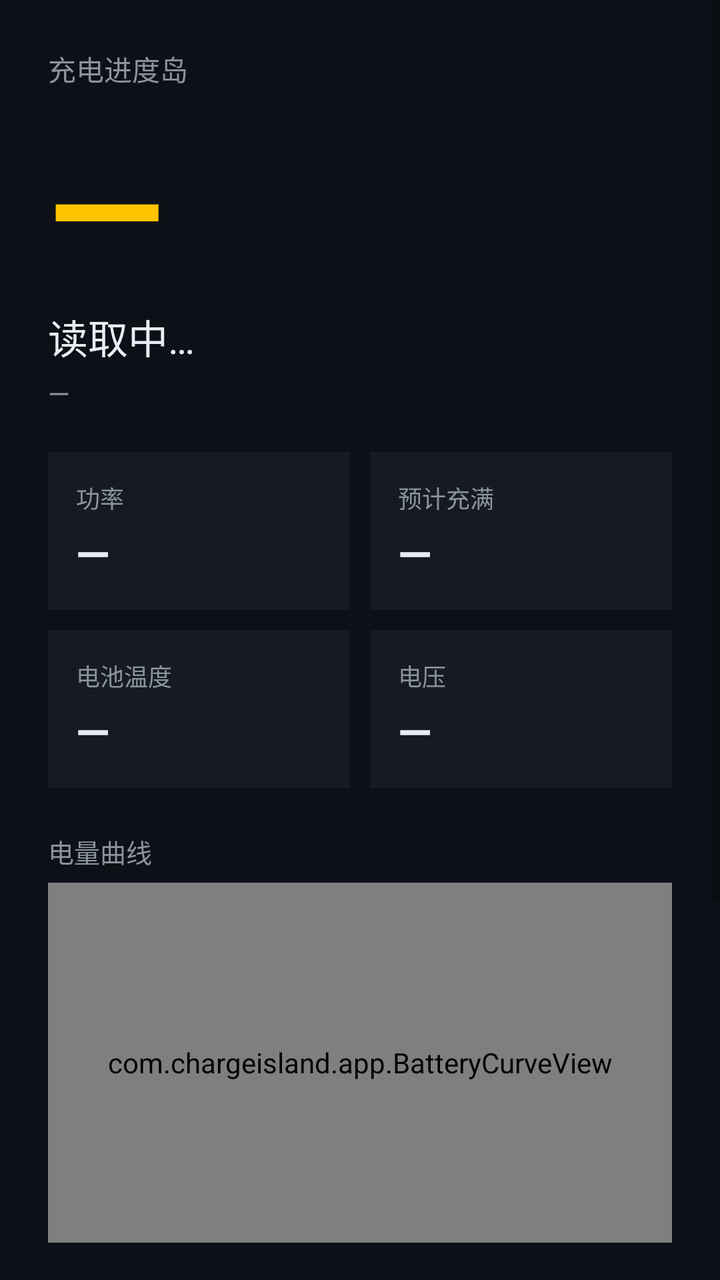
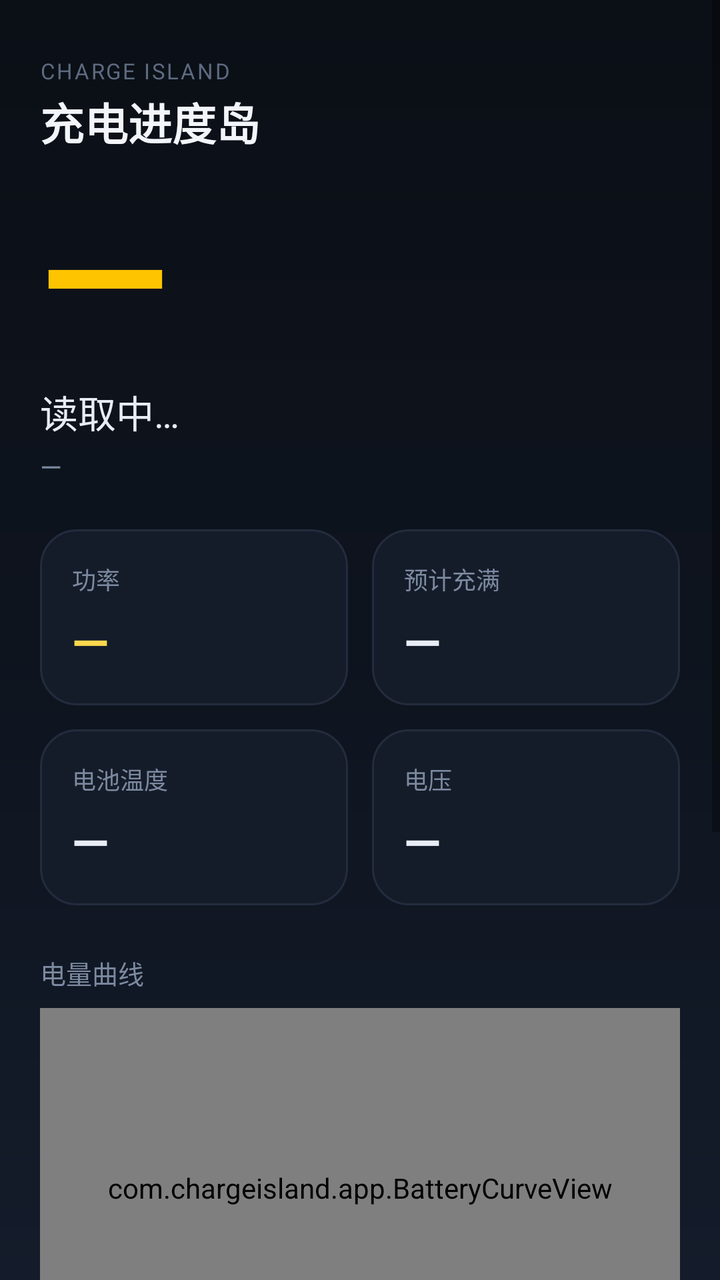

An Android layout rendered at two revisions. The XML below is the earlier revision; the diff shows what the commit changed to produce the second picture.
<!-- AndroidManifest.xml: fallback theme Theme.MaterialComponents.DayNight.NoActionBar -->
<!-- res/layout/activity_main.xml -->
<?xml version="1.0" encoding="utf-8"?>
<ScrollView xmlns:android="http://schemas.android.com/apk/res/android"
    android:layout_width="match_parent"
    android:layout_height="match_parent"
    android:background="#0D1117"
    android:fillViewport="true">

    <LinearLayout
        android:layout_width="match_parent"
        android:layout_height="wrap_content"
        android:orientation="vertical"
        android:padding="24dp">

        <TextView
            android:layout_width="wrap_content"
            android:layout_height="wrap_content"
            android:text="充电进度岛"
            android:textColor="#8B949E"
            android:textSize="14sp" />

        <TextView
            android:id="@+id/tvLevel"
            android:layout_width="wrap_content"
            android:layout_height="wrap_content"
            android:layout_marginTop="8dp"
            android:text="—"
            android:textColor="#FFC400"
            android:textSize="76sp"
            android:textStyle="bold" />

        <TextView
            android:id="@+id/tvStatus"
            android:layout_width="wrap_content"
            android:layout_height="wrap_content"
            android:text="读取中…"
            android:textColor="#E6EDF3"
            android:textSize="20sp" />

        <TextView
            android:id="@+id/tvPlug"
            android:layout_width="wrap_content"
            android:layout_height="wrap_content"
            android:layout_marginTop="4dp"
            android:text="—"
            android:textColor="#8B949E"
            android:textSize="14sp" />

        <LinearLayout
            android:layout_width="match_parent"
            android:layout_height="wrap_content"
            android:layout_marginTop="20dp"
            android:orientation="horizontal">

            <LinearLayout
                android:layout_width="0dp"
                android:layout_height="wrap_content"
                android:layout_weight="1"
                android:background="#161B22"
                android:orientation="vertical"
                android:padding="14dp">

                <TextView
                    android:layout_width="wrap_content"
                    android:layout_height="wrap_content"
                    android:text="功率"
                    android:textColor="#8B949E"
                    android:textSize="12sp" />

                <TextView
                    android:id="@+id/tvPower"
                    android:layout_width="wrap_content"
                    android:layout_height="wrap_content"
                    android:layout_marginTop="4dp"
                    android:text="—"
                    android:textColor="#E6EDF3"
                    android:textSize="22sp"
                    android:textStyle="bold" />
            </LinearLayout>

            <LinearLayout
                android:layout_width="0dp"
                android:layout_height="wrap_content"
                android:layout_marginStart="10dp"
                android:layout_weight="1"
                android:background="#161B22"
                android:orientation="vertical"
                android:padding="14dp">

                <TextView
                    android:layout_width="wrap_content"
                    android:layout_height="wrap_content"
                    android:text="预计充满"
                    android:textColor="#8B949E"
                    android:textSize="12sp" />

                <TextView
                    android:id="@+id/tvEta"
                    android:layout_width="wrap_content"
                    android:layout_height="wrap_content"
                    android:layout_marginTop="4dp"
                    android:text="—"
                    android:textColor="#E6EDF3"
                    android:textSize="22sp"
                    android:textStyle="bold" />
            </LinearLayout>
        </LinearLayout>

        <LinearLayout
            android:layout_width="match_parent"
            android:layout_height="wrap_content"
            android:layout_marginTop="10dp"
            android:orientation="horizontal">

            <LinearLayout
                android:layout_width="0dp"
                android:layout_height="wrap_content"
                android:layout_weight="1"
                android:background="#161B22"
                android:orientation="vertical"
                android:padding="14dp">

                <TextView
                    android:layout_width="wrap_content"
                    android:layout_height="wrap_content"
                    android:text="电池温度"
                    android:textColor="#8B949E"
                    android:textSize="12sp" />

                <TextView
                    android:id="@+id/tvTemp"
                    android:layout_width="wrap_content"
                    android:layout_height="wrap_content"
                    android:layout_marginTop="4dp"
                    android:text="—"
                    android:textColor="#E6EDF3"
                    android:textSize="22sp"
                    android:textStyle="bold" />
            </LinearLayout>

            <LinearLayout
                android:layout_width="0dp"
                android:layout_height="wrap_content"
                android:layout_marginStart="10dp"
                android:layout_weight="1"
                android:background="#161B22"
                android:orientation="vertical"
                android:padding="14dp">

                <TextView
                    android:layout_width="wrap_content"
                    android:layout_height="wrap_content"
                    android:text="电压"
                    android:textColor="#8B949E"
                    android:textSize="12sp" />

                <TextView
                    android:id="@+id/tvVoltage"
                    android:layout_width="wrap_content"
                    android:layout_height="wrap_content"
                    android:layout_marginTop="4dp"
                    android:text="—"
                    android:textColor="#E6EDF3"
                    android:textSize="22sp"
                    android:textStyle="bold" />
            </LinearLayout>
        </LinearLayout>

        <TextView
            android:layout_width="wrap_content"
            android:layout_height="wrap_content"
            android:layout_marginTop="22dp"
            android:text="电量曲线"
            android:textColor="#8B949E"
            android:textSize="13sp" />

        <com.chargeisland.app.BatteryCurveView
            android:id="@+id/curve"
            android:layout_width="match_parent"
            android:layout_height="180dp"
            android:layout_marginTop="6dp"
            android:background="#161B22" />

        <Button
            android:id="@+id/btnToggle"
            android:layout_width="match_parent"
            android:layout_height="54dp"
            android:layout_marginTop="24dp"
            android:background="#FFC400"
            android:text="开始监控充电进度"
            android:textColor="#0D1117"
            android:textSize="16sp"
            android:textStyle="bold" />

        <LinearLayout
            android:layout_width="match_parent"
            android:layout_height="wrap_content"
            android:layout_marginTop="14dp"
            android:gravity="center_vertical"
            android:orientation="horizontal">

            <TextView
                android:id="@+id/tvPromoted"
                android:layout_width="0dp"
                android:layout_height="wrap_content"
                android:layout_weight="1"
                android:text="实时动态：检测中…"
                android:textColor="#8B949E"
                android:textSize="13sp" />
        </LinearLayout>

        <LinearLayout
            android:layout_width="match_parent"
            android:layout_height="wrap_content"
            android:layout_marginTop="8dp"
            android:orientation="horizontal">

            <Button
                android:id="@+id/btnLiveSettings"
                android:layout_width="0dp"
                android:layout_height="42dp"
                android:layout_weight="1"
                android:background="#21262D"
                android:text="实时动态设置"
                android:textColor="#58A6FF"
                android:textSize="11sp" />

            <Button
                android:id="@+id/btnCheckUpdate"
                android:layout_width="0dp"
                android:layout_height="42dp"
                android:layout_marginStart="8dp"
                android:layout_weight="1"
                android:background="#21262D"
                android:text="检查更新"
                android:textColor="#58A6FF"
                android:textSize="11sp" />

            <Button
                android:id="@+id/btnChangelog"
                android:layout_width="0dp"
                android:layout_height="42dp"
                android:layout_marginStart="8dp"
                android:layout_weight="1"
                android:background="#21262D"
                android:text="更新日志"
                android:textColor="#58A6FF"
                android:textSize="11sp" />
        </LinearLayout>

        <TextView
            android:id="@+id/tvHint"
            android:layout_width="match_parent"
            android:layout_height="wrap_content"
            android:layout_marginTop="12dp"
            android:layout_marginBottom="16dp"
            android:text="开启后常驻通知并请求实时动态提升（纯标准通知，对齐 VideoSplitter）。若背屏未显示充电进度：请到 设置 → 妙享背屏 → 背屏通知，开启「背屏通知」与「显示通知详情」。"
            android:textColor="#8B949E"
            android:textSize="13sp" />
    </LinearLayout>
</ScrollView>
<!-- resources referenced by this layout -->
<resources>

</resources>

<!-- the commit's change to res/layout/activity_main.xml (unified diff, before → after) -->
@@ -2,39 +2,54 @@
 <ScrollView xmlns:android="http://schemas.android.com/apk/res/android"
     android:layout_width="match_parent"
     android:layout_height="match_parent"
-    android:background="#0D1117"
+    android:background="@drawable/bg_gradient"
     android:fillViewport="true">
 
     <LinearLayout
         android:layout_width="match_parent"
         android:layout_height="wrap_content"
         android:orientation="vertical"
-        android:padding="24dp">
-
-        <TextView
-            android:layout_width="wrap_content"
-            android:layout_height="wrap_content"
+        android:paddingStart="20dp"
+        android:paddingTop="28dp"
+        android:paddingEnd="20dp"
+        android:paddingBottom="24dp">
+
+        <TextView
+            android:layout_width="wrap_content"
+            android:layout_height="wrap_content"
+            android:letterSpacing="0.08"
+            android:text="CHARGE ISLAND"
+            android:textColor="#5D6A80"
+            android:textSize="11sp" />
+
+        <TextView
+            android:layout_width="wrap_content"
+            android:layout_height="wrap_content"
+            android:layout_marginTop="2dp"
             android:text="充电进度岛"
-            android:textColor="#8B949E"
-            android:textSize="14sp" />
+            android:textColor="#F2F5FA"
+            android:textSize="22sp"
+            android:textStyle="bold" />
 
         <TextView
             android:id="@+id/tvLevel"
             android:layout_width="wrap_content"
             android:layout_height="wrap_content"
-            android:layout_marginTop="8dp"
+            android:layout_marginTop="14dp"
+            android:includeFontPadding="false"
             android:text="—"
             android:textColor="#FFC400"
-            android:textSize="76sp"
+            android:textSize="84sp"
             android:textStyle="bold" />
 
         <TextView
             android:id="@+id/tvStatus"
             android:layout_width="wrap_content"
             android:layout_height="wrap_content"
+            android:layout_marginTop="2dp"
             android:text="读取中…"
-            android:textColor="#E6EDF3"
-            android:textSize="20sp" />
+            android:textColor="#E8EDF5"
+            android:textSize="19sp" />
 
         <TextView
             android:id="@+id/tvPlug"
@@ -42,159 +57,161 @@
             android:layout_height="wrap_content"
             android:layout_marginTop="4dp"
             android:text="—"
-            android:textColor="#8B949E"
+            android:textColor="#7C8AA0"
             android:textSize="14sp" />
 
         <LinearLayout
             android:layout_width="match_parent"
             android:layout_height="wrap_content"
-            android:layout_marginTop="20dp"
-            android:orientation="horizontal">
-
-            <LinearLayout
-                android:layout_width="0dp"
-                android:layout_height="wrap_content"
-                android:layout_weight="1"
-                android:background="#161B22"
-                android:orientation="vertical"
-                android:padding="14dp">
+            android:layout_marginTop="22dp"
+            android:baselineAligned="false"
+            android:orientation="horizontal">
+
+            <LinearLayout
+                android:layout_width="0dp"
+                android:layout_height="wrap_content"
+                android:layout_weight="1"
+                android:background="@drawable/card_bg"
+                android:orientation="vertical"
+                android:padding="16dp">
 
                 <TextView
                     android:layout_width="wrap_content"
                     android:layout_height="wrap_content"
                     android:text="功率"
-                    android:textColor="#8B949E"
+                    android:textColor="#7C8AA0"
                     android:textSize="12sp" />
 
                 <TextView
                     android:id="@+id/tvPower"
                     android:layout_width="wrap_content"
                     android:layout_height="wrap_content"
-                    android:layout_marginTop="4dp"
-                    android:text="—"
-                    android:textColor="#E6EDF3"
-                    android:textSize="22sp"
-                    android:textStyle="bold" />
-            </LinearLayout>
-
-            <LinearLayout
-                android:layout_width="0dp"
-                android:layout_height="wrap_content"
-                android:layout_marginStart="10dp"
-                android:layout_weight="1"
-                android:background="#161B22"
-                android:orientation="vertical"
-                android:padding="14dp">
+                    android:layout_marginTop="6dp"
+                    android:text="—"
+                    android:textColor="#FFD84D"
+                    android:textSize="24sp"
+                    android:textStyle="bold" />
+            </LinearLayout>
+
+            <LinearLayout
+                android:layout_width="0dp"
+                android:layout_height="wrap_content"
+                android:layout_marginStart="12dp"
+                android:layout_weight="1"
+                android:background="@drawable/card_bg"
+                android:orientation="vertical"
+                android:padding="16dp">
 
                 <TextView
                     android:layout_width="wrap_content"
                     android:layout_height="wrap_content"
                     android:text="预计充满"
-                    android:textColor="#8B949E"
+                    android:textColor="#7C8AA0"
                     android:textSize="12sp" />
 
                 <TextView
                     android:id="@+id/tvEta"
                     android:layout_width="wrap_content"
                     android:layout_height="wrap_content"
-                    android:layout_marginTop="4dp"
-                    android:text="—"
-                    android:textColor="#E6EDF3"
-                    android:textSize="22sp"
-                    android:textStyle="bold" />
-            </LinearLayout>
-        </LinearLayout>
-
-        <LinearLayout
-            android:layout_width="match_parent"
-            android:layout_height="wrap_content"
-            android:layout_marginTop="10dp"
-            android:orientation="horizontal">
-
-            <LinearLayout
-                android:layout_width="0dp"
-                android:layout_height="wrap_content"
-                android:layout_weight="1"
-                android:background="#161B22"
-                android:orientation="vertical"
-                android:padding="14dp">
+                    android:layout_marginTop="6dp"
+                    android:text="—"
+                    android:textColor="#E8EDF5"
+                    android:textSize="24sp"
+                    android:textStyle="bold" />
+            </LinearLayout>
+        </LinearLayout>
+
+        <LinearLayout
+            android:layout_width="match_parent"
+            android:layout_height="wrap_content"
+            android:layout_marginTop="12dp"
+            android:baselineAligned="false"
+            android:orientation="horizontal">
+
+            <LinearLayout
+                android:layout_width="0dp"
+                android:layout_height="wrap_content"
+                android:layout_weight="1"
+                android:background="@drawable/card_bg"
+                android:orientation="vertical"
+                android:padding="16dp">
 
                 <TextView
                     android:layout_width="wrap_content"
                     android:layout_height="wrap_content"
                     android:text="电池温度"
-                    android:textColor="#8B949E"
+                    android:textColor="#7C8AA0"
                     android:textSize="12sp" />
 
                 <TextView
                     android:id="@+id/tvTemp"
                     android:layout_width="wrap_content"
                     android:layout_height="wrap_content"
-                    android:layout_marginTop="4dp"
-                    android:text="—"
-                    android:textColor="#E6EDF3"
-                    android:textSize="22sp"
-                    android:textStyle="bold" />
-            </LinearLayout>
-
-            <LinearLayout
-                android:layout_width="0dp"
-                android:layout_height="wrap_content"
-                android:layout_marginStart="10dp"
-                android:layout_weight="1"
-                android:background="#161B22"
-                android:orientation="vertical"
-                android:padding="14dp">
+                    android:layout_marginTop="6dp"
+                    android:text="—"
+                    android:textColor="#E8EDF5"
+                    android:textSize="24sp"
+                    android:textStyle="bold" />
+            </LinearLayout>
+
+            <LinearLayout
+                android:layout_width="0dp"
+                android:layout_height="wrap_content"
+                android:layout_marginStart="12dp"
+                android:layout_weight="1"
+                android:background="@drawable/card_bg"
+                android:orientation="vertical"
+                android:padding="16dp">
 
                 <TextView
                     android:layout_width="wrap_content"
                     android:layout_height="wrap_content"
                     android:text="电压"
-                    android:textColor="#8B949E"
+                    android:textColor="#7C8AA0"
                     android:textSize="12sp" />
 
                 <TextView
                     android:id="@+id/tvVoltage"
                     android:layout_width="wrap_content"
                     android:layout_height="wrap_content"
-                    android:layout_marginTop="4dp"
-                    android:text="—"
-                    android:textColor="#E6EDF3"
-                    android:textSize="22sp"
-                    android:textStyle="bold" />
-            </LinearLayout>
-        </LinearLayout>
-
-        <TextView
-            android:layout_width="wrap_content"
-            android:layout_height="wrap_content"
-            android:layout_marginTop="22dp"
+                    android:layout_marginTop="6dp"
+                    android:text="—"
+                    android:textColor="#E8EDF5"
+                    android:textSize="24sp"
+                    android:textStyle="bold" />
+            </LinearLayout>
+        </LinearLayout>
+
+        <TextView
+            android:layout_width="wrap_content"
+            android:layout_height="wrap_content"
+            android:layout_marginTop="24dp"
             android:text="电量曲线"
-            android:textColor="#8B949E"
+            android:textColor="#7C8AA0"
             android:textSize="13sp" />
 
         <com.chargeisland.app.BatteryCurveView
             android:id="@+id/curve"
             android:layout_width="match_parent"
             android:layout_height="180dp"
-            android:layout_marginTop="6dp"
-            android:background="#161B22" />
+            android:layout_marginTop="8dp"
+            android:background="@drawable/card_bg" />
 
         <Button
             android:id="@+id/btnToggle"
             android:layout_width="match_parent"
-            android:layout_height="54dp"
-            android:layout_marginTop="24dp"
-            android:background="#FFC400"
+            android:layout_height="56dp"
+            android:layout_marginTop="26dp"
+            android:background="@drawable/btn_primary_bg"
             android:text="开始监控充电进度"
-            android:textColor="#0D1117"
+            android:textColor="#10151F"
             android:textSize="16sp"
             android:textStyle="bold" />
 
         <LinearLayout
             android:layout_width="match_parent"
             android:layout_height="wrap_content"
-            android:layout_marginTop="14dp"
+            android:layout_marginTop="16dp"
             android:gravity="center_vertical"
             android:orientation="horizontal">
 
@@ -204,46 +221,46 @@
                 android:layout_height="wrap_content"
                 android:layout_weight="1"
                 android:text="实时动态：检测中…"
-                android:textColor="#8B949E"
+                android:textColor="#7C8AA0"
                 android:textSize="13sp" />
         </LinearLayout>
 
         <LinearLayout
             android:layout_width="match_parent"
             android:layout_height="wrap_content"
-            android:layout_marginTop="8dp"
+            android:layout_marginTop="10dp"
             android:orientation="horizontal">
 
             <Button
                 android:id="@+id/btnLiveSettings"
                 android:layout_width="0dp"
-                android:layout_height="42dp"
-                android:layout_weight="1"
-                android:background="#21262D"
+                android:layout_height="44dp"
+                android:layout_weight="1"
+                android:background="@drawable/btn_ghost_bg"
                 android:text="实时动态设置"
-                android:textColor="#58A6FF"
+                android:textColor="#6FA8FF"
                 android:textSize="11sp" />
 
             <Button
                 android:id="@+id/btnCheckUpdate"
                 android:layout_width="0dp"
-                android:layout_height="42dp"
-                android:layout_marginStart="8dp"
-                android:layout_weight="1"
-                android:background="#21262D"
+                android:layout_height="44dp"
+                android:layout_marginStart="10dp"
+                android:layout_weight="1"
+                android:background="@drawable/btn_ghost_bg"
                 android:text="检查更新"
-                android:textColor="#58A6FF"
+                android:textColor="#6FA8FF"
                 android:textSize="11sp" />
 
             <Button
                 android:id="@+id/btnChangelog"
                 android:layout_width="0dp"
-                android:layout_height="42dp"
-                android:layout_marginStart="8dp"
-                android:layout_weight="1"
-                android:background="#21262D"
+                android:layout_height="44dp"
+                android:layout_marginStart="10dp"
+                android:layout_weight="1"
+                android:background="@drawable/btn_ghost_bg"
                 android:text="更新日志"
-                android:textColor="#58A6FF"
+                android:textColor="#6FA8FF"
                 android:textSize="11sp" />
         </LinearLayout>
 
@@ -251,10 +268,11 @@
             android:id="@+id/tvHint"
             android:layout_width="match_parent"
             android:layout_height="wrap_content"
-            android:layout_marginTop="12dp"
-            android:layout_marginBottom="16dp"
-            android:text="开启后常驻通知并请求实时动态提升（纯标准通知，对齐 VideoSplitter）。若背屏未显示充电进度：请到 设置 → 妙享背屏 → 背屏通知，开启「背屏通知」与「显示通知详情」。"
-            android:textColor="#8B949E"
+            android:layout_marginTop="14dp"
+            android:layout_marginBottom="8dp"
+            android:lineSpacingExtra="3dp"
+            android:text="开启后常驻通知并请求实时动态提升；插电或开机时自动启动，无需手动确认。若背屏未显示充电进度：请到 设置 → 妙享背屏 → 背屏通知，开启「背屏通知」与「显示通知详情」。"
+            android:textColor="#7C8AA0"
             android:textSize="13sp" />
     </LinearLayout>
 </ScrollView>
<!-- resource entries referenced after the edit -->
@@ -1,5 +1,42 @@
 <!-- resources referenced by this layout -->
 <resources>
-
+  <!-- drawable bg_gradient (drawable) -->
+  <?xml version="1.0" encoding="utf-8"?>
+  <shape xmlns:android="http://schemas.android.com/apk/res/android">
+      <gradient
+          android:angle="270"
+          android:startColor="#0B0F16"
+          android:centerColor="#0E141E"
+          android:endColor="#141C2B"
+          android:type="linear" />
+  </shape>
+  <!-- drawable btn_ghost_bg (drawable) -->
+  <?xml version="1.0" encoding="utf-8"?>
+  <shape xmlns:android="http://schemas.android.com/apk/res/android">
+      <solid android:color="#1A2130" />
+      <stroke
+          android:width="1dp"
+          android:color="#273146" />
+      <corners android:radius="14dp" />
+  </shape>
+  <!-- drawable btn_primary_bg (drawable) -->
+  <?xml version="1.0" encoding="utf-8"?>
+  <shape xmlns:android="http://schemas.android.com/apk/res/android">
+      <gradient
+          android:angle="0"
+          android:startColor="#FFD84D"
+          android:endColor="#FFA726"
+          android:type="linear" />
+      <corners android:radius="26dp" />
+  </shape>
+  <!-- drawable card_bg (drawable) -->
+  <?xml version="1.0" encoding="utf-8"?>
+  <shape xmlns:android="http://schemas.android.com/apk/res/android">
+      <solid android:color="#151C29" />
+      <stroke
+          android:width="1dp"
+          android:color="#232C3E" />
+      <corners android:radius="18dp" />
+  </shape>
 </resources>
 
